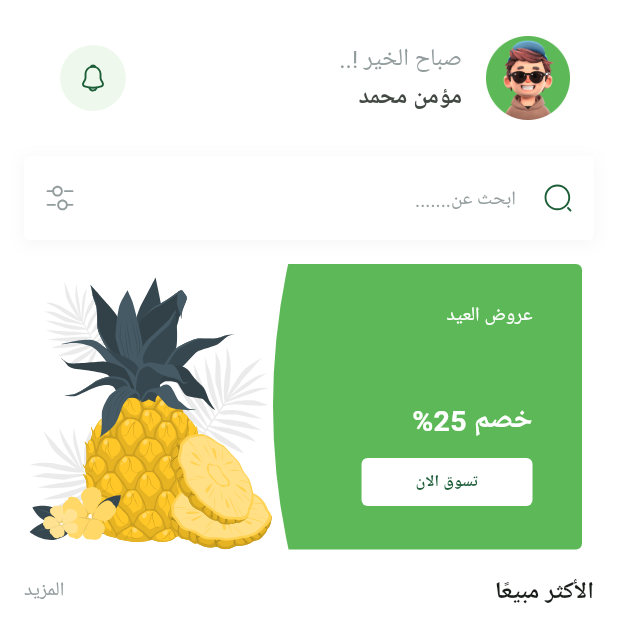
After one commit to MomenRizq/fruits_app, a Flutter app: the HomeView screen opened by its route, on a phone screen of 412 x 824 dp. The commit adds this screen. Shown: the top 643 px of the screen. Run offline on Flutter 3.47's test engine with Material 3 defaults, Android fonts, the phone set to English and light mode, and no system bars; our stand-ins replace bloc, cloud_firestore, dartz, dots_indicator, firebase_auth, firebase_core and 8 more; missing offline and left inert: flutter_facebook_auth; accounts and stored records are empty; Roboto replaces fonts that are missing (Cairo).

Commit message:
create home view and add some Edit

```diff
--- a/lib/core/helper_functions/on_generate_route.dart
+++ b/lib/core/helper_functions/on_generate_route.dart
@@ -3,6 +3,8 @@ import 'package:fruits_app/features/Auth/presentation/views/login_view.dart';
 import 'package:fruits_app/features/Auth/presentation/views/signup_view.dart';
 import 'package:fruits_app/features/onboarding/presentation/views/onboaring_view.dart';
 import 'package:fruits_app/features/splash/presentation/views/splash_view.dart';
+
+import '../../features/Home/presentation/views/home_view.dart';
 
 
 Route<dynamic> onGenerateRoute(RouteSettings settings)
@@ -21,6 +23,9 @@ switch (settings.name) {
   case OnboaringView.routeName:
     return MaterialPageRoute(builder: (_) => const OnboaringView());
 
+  case HomeView.routeName:
+    return MaterialPageRoute(builder: (_) => const HomeView());
+
   default:
     return MaterialPageRoute(builder: (_) => const Scaffold());
 }
--- a/lib/core/utils/app_images.dart
+++ b/lib/core/utils/app_images.dart
@@ -18,6 +18,10 @@ class Assets {
   /// assets/img/BG2_onboarding_img_.svg
   static const String imgBG2OnboardingImg = "assets/img/BG2_onboarding_img_.svg";
 
+  /// Assets for imgBackitem
+  /// assets/img/backitem.svg
+  static const String imgBackitem = "assets/img/backitem.svg";
+
   /// Assets for imgBottomSplash
   /// assets/img/bottom_splash.svg
   static const String imgBottomSplash = "assets/img/bottom_splash.svg";
@@ -29,6 +33,10 @@ class Assets {
   /// Assets for imgFacebookIcon
   /// assets/img/facebook_icon.svg
   static const String imgFacebookIcon = "assets/img/facebook_icon.svg";
+
+  /// Assets for imgFilter
+  /// assets/img/filter.svg
+  static const String imgFilter = "assets/img/filter.svg";
 
   /// Assets for imgGoogleIcon
   /// assets/img/google_icon.svg
@@ -46,7 +54,23 @@ class Assets {
   /// assets/img/logo.svg
   static const String imgLogo = "assets/img/logo.svg";
 
+  /// Assets for imgNotification
+  /// assets/img/notification.svg
+  static const String imgNotification = "assets/img/notification.svg";
+
   /// Assets for imgPlanet
   /// assets/img/planet.svg
   static const String imgPlanet = "assets/img/planet.svg";
+
+  /// Assets for imgProfileImage
+  /// assets/img/profile_image.png
+  static const String imgProfileImage = "assets/img/profile_image.png";
+
+  /// Assets for imgSearchIcon
+  /// assets/img/search_icon.svg
+  static const String imgSearchIcon = "assets/img/search_icon.svg";
+
+  /// Assets for imgWatermelon
+  /// assets/img/watermelon.png
+  static const String imgWatermelon = "assets/img/watermelon.png";
 }
--- /dev/null
+++ b/lib/core/widgets/search_text_field.dart
@@ -0,0 +1,63 @@
+import 'package:flutter/material.dart';
+import 'package:flutter_svg/svg.dart';
+import 'package:fruits_app/core/utils/app_images.dart';
+import 'package:fruits_app/core/utils/app_text_styles.dart';
+
+
+class SearchTextField extends StatelessWidget {
+  const SearchTextField({super.key});
+
+  @override
+  Widget build(BuildContext context) {
+    return Container(
+      decoration: const BoxDecoration(
+        boxShadow: [
+          BoxShadow(
+            color: Color(0x0A000000),
+            blurRadius: 9,
+            offset: Offset(0, 2),
+            spreadRadius: 0,
+          )
+        ],
+      ),
+      child: TextField(
+        keyboardType: TextInputType.text,
+        decoration: InputDecoration(
+          prefixIcon: SizedBox(
+            width: 20,
+            child: Center(
+              child: SvgPicture.asset(Assets.imgSearchIcon),
+            ),
+          ),
+          suffixIcon: SizedBox(
+            width: 20,
+            child: Center(
+              child: SvgPicture.asset(
+                Assets.imgFilter,
+              ),
+            ),
+          ),
+          hintStyle: TextStyles.regular13.copyWith(
+            color: const Color(0xFF949D9E),
+          ),
+          hintText: 'ابحث عن.......',
+          filled: true,
+          fillColor: Colors.white,
+          border: buildBorder(),
+          enabledBorder: buildBorder(),
+          focusedBorder: buildBorder(),
+        ),
+      ),
+    );
+  }
+
+  OutlineInputBorder buildBorder() {
+    return OutlineInputBorder(
+      borderRadius: BorderRadius.circular(4),
+      borderSide: const BorderSide(
+        width: 1,
+        color: Colors.white,
+      ),
+    );
+  }
+}
--- a/lib/features/Auth/presentation/views/login_view.dart
+++ b/lib/features/Auth/presentation/views/login_view.dart
@@ -4,6 +4,7 @@ import 'package:fruits_app/core/widgets/custom_app_bar.dart';
 import 'package:fruits_app/features/Auth/domain/repos/auth_repo.dart';
 import 'package:fruits_app/features/Auth/presentation/cubits/signin_cubit/signin_cubit.dart';
 import 'package:fruits_app/features/Auth/presentation/views/widgets/login_view_body.dart';
+import 'package:fruits_app/features/Home/presentation/views/home_view.dart';
 import 'package:modal_progress_hud_nsn/modal_progress_hud_nsn.dart';
 
 import '../../../../core/services/get_it_services.dart';
@@ -26,7 +27,7 @@ class LoginView extends StatelessWidget {
                 CustomSnackBar(context, "تم تسجيل الدخول بنجاح" , color: Colors.green);
 
                 Future.delayed(const Duration(seconds: 1), () {
-                  Navigator.pop(context);
+                  Navigator.pushNamed(context, HomeView.routeName);
                 });
               }if(state is SigninFairlure){
                 CustomSnackBar(context, state.message);
--- a/lib/features/Auth/presentation/views/signup_view.dart
+++ b/lib/features/Auth/presentation/views/signup_view.dart
@@ -25,7 +25,7 @@ class SignUpView extends StatelessWidget {
           return BlocConsumer<SignupCubit, SignupState>(
             listener: (context, state) {
               if (state is SignupSuccess) {
-
+                Navigator.pop(context);
               } else if (state is SignupFairlure) {
                 CustomSnackBar(context, state.message);
               }
--- /dev/null
+++ b/lib/features/Home/presentation/views/home_view.dart
@@ -0,0 +1,15 @@
+import 'package:flutter/material.dart';
+
+import 'widgets/home_view_body.dart';
+
+class HomeView extends StatelessWidget {
+  const HomeView({super.key});
+  static const routeName = 'home';
+
+  @override
+  Widget build(BuildContext context) {
+    return const Scaffold(
+      body: SafeArea(child: HomeViewBody()),
+    );
+  }
+}
--- /dev/null
+++ b/lib/features/Home/presentation/views/widgets/best_selling_header.dart
@@ -0,0 +1,27 @@
+import 'package:flutter/material.dart';
+import 'package:fruits_app/core/utils/app_text_styles.dart';
+
+class BestSellingHeader extends StatelessWidget {
+  const BestSellingHeader({super.key});
+
+  @override
+  Widget build(BuildContext context) {
+    return Row(
+      children: [
+        const Text(
+          'الأكثر مبيعًا',
+          textAlign: TextAlign.right,
+          style: TextStyles.bold16,
+        ),
+        const Spacer(),
+        Text(
+          'المزيد',
+          textAlign: TextAlign.center,
+          style: TextStyles.regular13.copyWith(
+            color: const Color(0xFF949D9E),
+          ),
+        )
+      ],
+    );
+  }
+}
--- /dev/null
+++ b/lib/features/Home/presentation/views/widgets/custom_home_appbar.dart
@@ -0,0 +1,36 @@
+import 'package:flutter/material.dart';
+import 'package:flutter_svg/svg.dart';
+import 'package:fruits_app/core/utils/app_images.dart';
+
+import '../../../../../core/utils/app_text_styles.dart';
+
+class CustomHomeAppbar extends StatelessWidget {
+  const CustomHomeAppbar({super.key});
+
+  @override
+  Widget build(BuildContext context) {
+    return  ListTile(
+      trailing: Container(
+        padding: const EdgeInsets.all(12),
+        decoration: const ShapeDecoration(
+          color: Color(0xFFEEF8ED),
+          shape: OvalBorder(),
+        ),
+        child: SvgPicture.asset(Assets.imgNotification),
+      ),
+      leading: Image.asset(Assets.imgProfileImage),
+      title: Text(
+        'صباح الخير !..',
+        textAlign: TextAlign.right,
+        style: TextStyles.regular16.copyWith(
+          color: const Color(0xFF949D9E),
+        ),
+      ),
+      subtitle: const Text(
+        'مؤمن محمد',
+        textAlign: TextAlign.right,
+        style: TextStyles.bold16,
+      ),
+    );
+  }
+}
--- /dev/null
+++ b/lib/features/Home/presentation/views/widgets/featured_item.dart
@@ -0,0 +1,78 @@
+import 'package:flutter/material.dart';
+import 'package:flutter_svg/flutter_svg.dart';
+import 'package:flutter_svg_provider/flutter_svg_provider.dart' as svg;
+import 'package:fruits_app/core/utils/app_images.dart';
+import 'package:fruits_app/core/utils/app_text_styles.dart';
+import 'package:fruits_app/features/Home/presentation/views/widgets/featured_item_button.dart';
+
+class FeaturedItem extends StatelessWidget {
+  const FeaturedItem({super.key});
+
+  @override
+  Widget build(BuildContext context) {
+    var itemWidth = MediaQuery.sizeOf(context).width;
+    return ClipRRect(
+      borderRadius: BorderRadius.circular(4),
+      child: SizedBox(
+        width: itemWidth,
+        child: AspectRatio(
+          aspectRatio: 342 / 158,
+          child: Stack(
+            children: [
+              Positioned(
+                left: 0,
+                bottom: 0,
+                top: 0,
+                right: itemWidth * .4,
+                child: SvgPicture.asset(Assets.imgItem2OnboardingImg)),
+              Container(
+                width: itemWidth * .5,
+                decoration: const BoxDecoration(
+                  image: DecorationImage(
+                    image: svg.Svg(Assets.imgBackitem),
+                    fit: BoxFit.fill,
+                  ),
+                ),
+                child: Padding(
+                  padding: const EdgeInsets.only(
+                    right: 33,
+                  ),
+                  child: Column(
+                    crossAxisAlignment: CrossAxisAlignment.start,
+                    children: [
+                      const SizedBox(
+                        height: 25,
+                      ),
+                      Text(
+                        'عروض العيد',
+                        style: TextStyles.regular13.copyWith(
+                          color: Colors.white,
+                        ),
+                      ),
+                      const Spacer(),
+                      Text(
+                        'خصم 25%',
+                        style: TextStyles.bold19.copyWith(
+                          color: Colors.white,
+                        ),
+                      ),
+                      const SizedBox(
+                        height: 11,
+                      ),
+                      FeaturedItemButton(
+                        onPressed: () {},
+                      ),
+                      const SizedBox(
+                        height: 29,
+                      ),
+                    ],
+                  ),
+                ),
+              )
+            ],
+          ),
+        ),
+      ),
+    );
+  }
+}
--- /dev/null
+++ b/lib/features/Home/presentation/views/widgets/featured_item_button.dart
@@ -0,0 +1,37 @@
+import 'package:flutter/material.dart';
+import 'package:fruits_app/core/utils/app_colors.dart';
+import 'package:fruits_app/core/utils/app_text_styles.dart';
+
+
+class FeaturedItemButton extends StatelessWidget {
+  const FeaturedItemButton({super.key, required this.onPressed});
+  final VoidCallback onPressed;
+  @override
+  Widget build(BuildContext context) {
+    return SizedBox(
+      height: 32,
+      child: TextButton(
+        style: TextButton.styleFrom(
+          shape: RoundedRectangleBorder(
+            borderRadius: BorderRadius.circular(
+              4,
+            ),
+          ),
+          backgroundColor: Colors.white,
+        ),
+        onPressed: onPressed,
+        child: Padding(
+          padding: const EdgeInsets.symmetric(horizontal: 24),
+          child: FittedBox(
+            child: Text(
+              'تسوق الان',
+              style: TextStyles.bold13.copyWith(
+                color: AppColors.primaryColor,
+              ),
+            ),
+          ),
+        ),
+      ),
+    );
+  }
+}
--- /dev/null
+++ b/lib/features/Home/presentation/views/widgets/featured_list.dart
@@ -0,0 +1,22 @@
+import 'package:flutter/material.dart';
+import 'package:fruits_app/features/Home/presentation/views/widgets/featured_item.dart';
+
+
+class FeaturedList extends StatelessWidget {
+  const FeaturedList({super.key});
+
+  @override
+  Widget build(BuildContext context) {
+    return SingleChildScrollView(
+      scrollDirection: Axis.horizontal,
+      child: Row(
+        children: List.generate(4, (index) {
+          return const Padding(
+            padding: EdgeInsets.symmetric(horizontal: 8),
+            child: FeaturedItem(),
+          );
+        }),
+      ),
+    );
+  }
+}
--- /dev/null
+++ b/lib/features/Home/presentation/views/widgets/home_view_body.dart
@@ -0,0 +1,33 @@
+import 'package:flutter/material.dart';
+import 'package:fruits_app/core/widgets/search_text_field.dart';
+import 'package:fruits_app/features/Home/presentation/views/widgets/best_selling_header.dart';
+import 'package:fruits_app/features/Home/presentation/views/widgets/custom_home_appbar.dart';
+import 'package:fruits_app/features/Home/presentation/views/widgets/featured_list.dart';
+
+import 'featured_item.dart';
+
+class HomeViewBody extends StatelessWidget {
+  const HomeViewBody({super.key});
+
+  @override
+  Widget build(BuildContext context) {
+    return Padding(
+      padding: const EdgeInsets.all(16.0),
+      child: const CustomScrollView(
+        slivers: [
+       SliverToBoxAdapter(
+        child:Column(
+          spacing: 16,
+          children: [
+            CustomHomeAppbar(),
+            SearchTextField(),
+            FeaturedList(),
+            BestSellingHeader()
+          ],
+        ) ,
+       )
+        ],
+      ),
+    );
+  }
+}
--- a/pubspec.yaml
+++ b/pubspec.yaml
@@ -42,6 +42,7 @@ dependencies:
   flutter_localizations:
     sdk: flutter
   flutter_svg: ^2.0.16
+  flutter_svg_provider: ^1.0.7
   get_it: ^8.0.3
   google_fonts: ^6.2.1
   google_sign_in: ^6.2.2
```
Also changed, not shown: assets/img/backitem.svg (added), assets/img/filter.svg (added), assets/img/notification.svg (added), assets/img/profile_image.png (added), assets/img/search_icon.svg (added), assets/img/watermelon.png (added), pubspec.lock.
